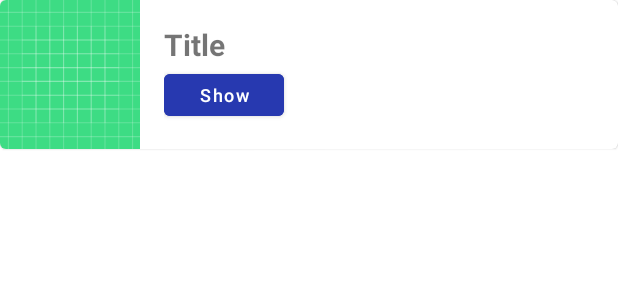
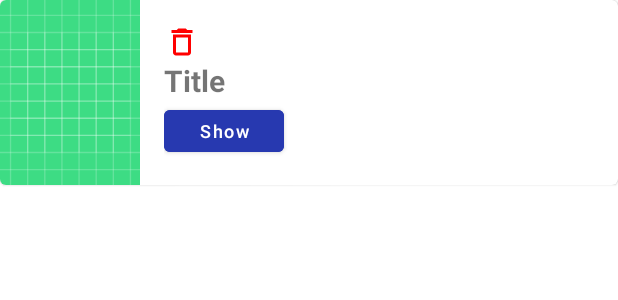
Before and after one commit to Mehranalam/NewsApp, an Android app: the layout favorite_items_layout.xml on its own in the app's theme, with its tools: preview values and no code run, on a phone screen of 412 x 824 dp. Shown: the top 300 px of the screen. Run offline under Robolectric (Android 15) with nearby library versions, the phone set to English and light mode, and no system bars; network calls fail; Roboto replaces fonts that are not available here.

Commit message:
Add Trash and you can deleted Item from Favorite Fragment

```diff
--- a/app/src/main/java/com/mehran/newsapp/CycleAdapter.java
+++ b/app/src/main/java/com/mehran/newsapp/CycleAdapter.java
@@ -1,6 +1,7 @@
 package com.mehran.newsapp;
 
 import android.content.Context;
+import android.graphics.drawable.Drawable;
 import android.os.Handler;
 import android.view.LayoutInflater;
 import android.view.View;
@@ -10,11 +11,13 @@ import android.widget.TextView;
 import android.widget.Toast;
 
 import androidx.annotation.NonNull;
+import androidx.core.content.res.ResourcesCompat;
 import androidx.recyclerview.widget.RecyclerView;
 
 import com.facebook.shimmer.ShimmerFrameLayout;
 import com.squareup.picasso.Picasso;
 
+import java.net.InetAddress;
 import java.util.ArrayList;
 import java.util.concurrent.Executor;
 
@@ -102,10 +105,10 @@ public class CycleAdapter extends RecyclerView.Adapter<CycleAdapter.myCycleAdapt
         };
         DBHandler dbHandler = new DBHandler(context, executor);
 
-
         holder.like.setOnClickListener(new View.OnClickListener() {
             @Override
             public void onClick(View view) {
+                holder.like.setImageResource(R.drawable.ic_baseline_favorite_24);
                 dbHandler.addData(titles.get(newPosition), url.get(newPosition), urlImage.get(newPosition));
 
                 TransferData.isTransferData = true;
--- a/app/src/main/java/com/mehran/newsapp/Favorite_Fragment.java
+++ b/app/src/main/java/com/mehran/newsapp/Favorite_Fragment.java
@@ -3,11 +3,13 @@ package com.mehran.newsapp;
 import android.database.Cursor;
 import android.os.Bundle;
 import android.view.View;
+import android.widget.ImageView;
 import android.widget.Toast;
 
 import androidx.annotation.NonNull;
 import androidx.annotation.Nullable;
 import androidx.fragment.app.Fragment;
+import androidx.fragment.app.FragmentTransaction;
 import androidx.recyclerview.widget.LinearLayoutManager;
 import androidx.recyclerview.widget.RecyclerView;
 
@@ -40,6 +42,7 @@ public class Favorite_Fragment extends Fragment {
         // TODO : bug is here not get data from while
 
         DBHandler handler = new DBHandler(getContext(), executor);
+
         Cursor cursor = handler.readData();
 
         if (cursor.getCount() != 0) {
@@ -57,7 +60,7 @@ public class Favorite_Fragment extends Fragment {
 
             recyclerView = view.findViewById(R.id.favoriteRecycleView);
             recyclerView.setLayoutManager(new LinearLayoutManager(getContext()));
-            recyclerView.setAdapter(new FavoriteAdapter(getContext(), title, imageurl, url));
+            recyclerView.setAdapter(new FavoriteAdapter(getContext() , title, imageurl, url));
         } else {
             Toast.makeText(getContext(), "favorite has empty", Toast.LENGTH_SHORT)
                     .show();
--- /dev/null
+++ b/app/src/main/res/drawable/ic_baseline_delete_outline_24.xml
@@ -0,0 +1,5 @@
+<vector android:height="24dp" android:tint="#FF0000"
+    android:viewportHeight="24" android:viewportWidth="24"
+    android:width="24dp" xmlns:android="http://schemas.android.com/apk/res/android">
+    <path android:fillColor="@android:color/white" android:pathData="M6,19c0,1.1 0.9,2 2,2h8c1.1,0 2,-0.9 2,-2L18,7L6,7v12zM8,9h8v10L8,19L8,9zM15.5,4l-1,-1h-5l-1,1L5,4v2h14L19,4z"/>
+</vector>
--- a/app/src/main/res/drawable/ic_baseline_favorite_24.xml
+++ b/app/src/main/res/drawable/ic_baseline_favorite_24.xml
@@ -5,6 +5,6 @@
     android:viewportHeight="24"
     android:tint="?attr/colorControlNormal">
   <path
-      android:fillColor="@android:color/white"
+      android:fillColor="@color/purple_700"
       android:pathData="M12,21.35l-1.45,-1.32C5.4,15.36 2,12.28 2,8.5 2,5.42 4.42,3 7.5,3c1.74,0 3.41,0.81 4.5,2.09C13.09,3.81 14.76,3 16.5,3 19.58,3 22,5.42 22,8.5c0,3.78 -3.4,6.86 -8.55,11.54L12,21.35z"/>
 </vector>
--- a/app/src/main/res/layout/favorite_items_layout.xml
+++ b/app/src/main/res/layout/favorite_items_layout.xml
@@ -1,7 +1,10 @@
 <?xml version="1.0" encoding="utf-8"?>
 <com.google.android.material.card.MaterialCardView xmlns:android="http://schemas.android.com/apk/res/android"
+    xmlns:app="http://schemas.android.com/apk/res-auto"
+    xmlns:tools="http://schemas.android.com/tools"
     android:layout_width="match_parent"
     android:layout_height="wrap_content">
+
 
     <LinearLayout
         android:layout_width="match_parent"
@@ -21,6 +24,16 @@
             android:orientation="vertical"
             android:padding="16dp">
 
+                <ImageView
+                    android:id="@+id/deleteFavoriteItem"
+                    android:layout_width="wrap_content"
+                    android:layout_height="wrap_content"
+                    android:src="@drawable/ic_baseline_delete_outline_24"
+                    app:layout_constraintBottom_toBottomOf="parent"
+                    app:layout_constraintEnd_toEndOf="parent"
+                    app:layout_constraintStart_toStartOf="@+id/guideline2"
+                    app:layout_constraintTop_toTopOf="parent" />
+
             <TextView
                 android:id="@+id/favoriteTitle"
                 android:layout_width="wrap_content"
@@ -37,7 +50,8 @@
                 android:text="Show"
                 android:textAlignment="center"
                 android:textAllCaps="false"
-                android:textSize="12sp" />
+                android:textSize="12sp"
+                tools:ignore="TouchTargetSizeCheck" />
 
         </LinearLayout>
     </LinearLayout>
```
Also changed, not shown: app/src/main/java/com/mehran/newsapp/DBHandler.java (+15 -0 lines), app/src/main/java/com/mehran/newsapp/FavoriteAdapter.java (+38 -0 lines), app/src/main/java/com/mehran/newsapp/MainActivity.java (+13 -3 lines).
